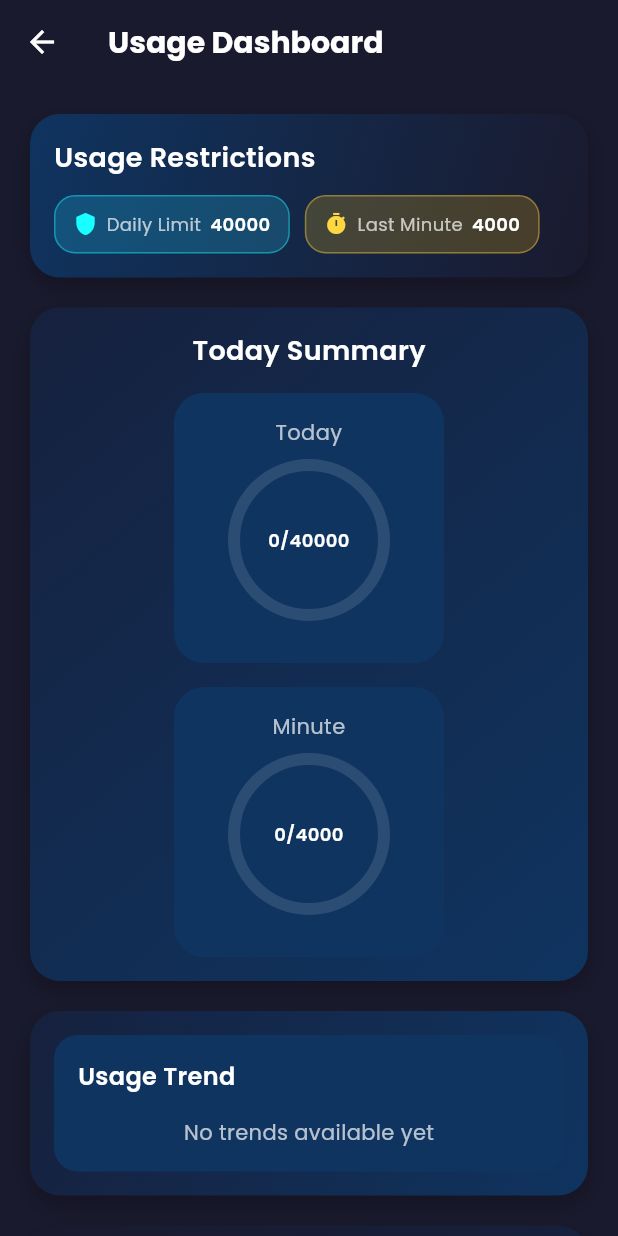
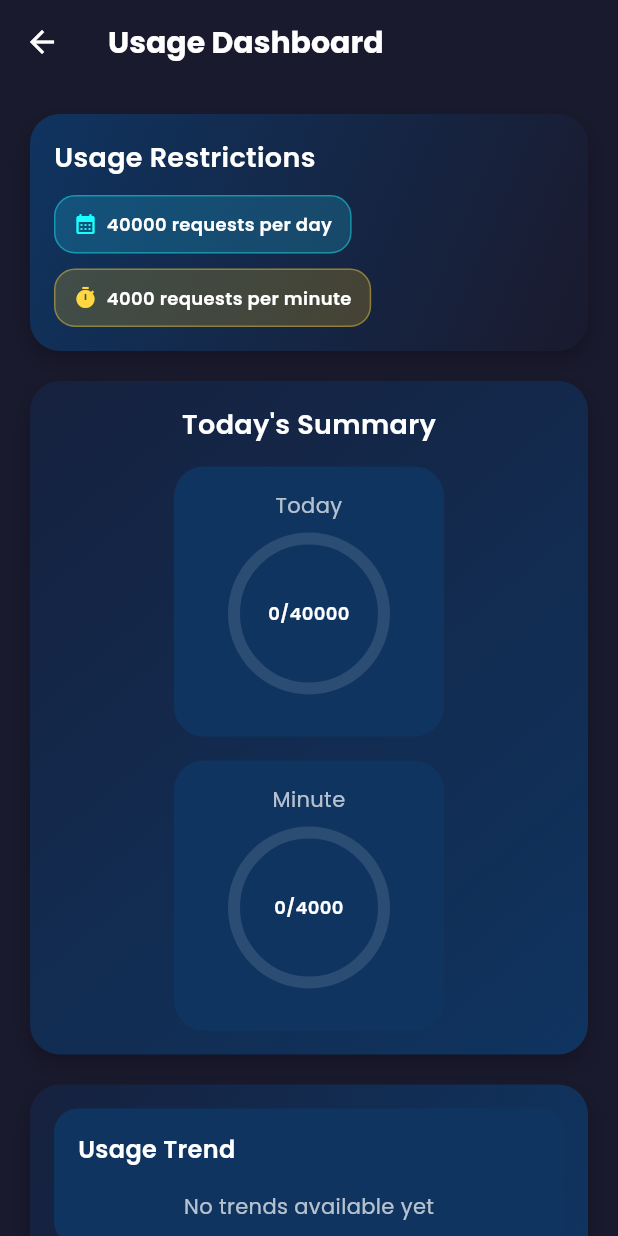
Before and after one commit to MohamedAlkindi/FlowAI, a Flutter app: the DashboardScreen screen opened directly, on a phone screen of 412 x 824 dp. Run offline on Flutter 3.47's test engine with Material 3 defaults, Android fonts, the phone set to English and light mode, and no system bars; our stand-ins replace device_info_plus, flutter_bloc, google_fonts, shared_preferences, supabase_flutter; accounts and stored records are empty.

Commit message:
general feature improvements

```diff
--- a/lib/l10n/arb/app_ar.arb
+++ b/lib/l10n/arb/app_ar.arb
@@ -96,9 +96,11 @@
   "today":"اليوم",
   "minute":"الدقيقة",
   "trend":"مؤشر الاستخدامات",
-  "recent_activity":"الاستخدامات الأخيرة",
-  "last_request_date":"تاريخ آخر استخدام",
-  "last_request_time":"توقيت آخر استخدام",
+  "recent_activity":"حالة الاستخدامات الأخيرة",
+  "last_request_date":"التاريخ",
+  "last_request_time":"التوقيت",
   "usage_restrictions":"قيود الاستخدام",
-  "usage_data":"لا توجد مؤشرات استخدام حالياً"
+  "usage_data":"لا توجد مؤشرات استخدام حالياً",
+  "per_day":"طلب في اليوم",
+  "per_minute":"طلب في الدقيقة"
 }
--- a/lib/l10n/arb/app_en.arb
+++ b/lib/l10n/arb/app_en.arb
@@ -89,16 +89,18 @@
   "language_arabic": "العربية",
   "settings_title":"Settings",
   "usage_dashboard": "Usage Dashboard",
-  "today_summary":"Today Summary",
+  "today_summary":"Today's Summary",
   "requests":"Total Requests",
   "daily_limit":"Daily Limit",
-  "last_minute":"Last Minute",
+  "last_minute":"Minute Limit",
   "today":"Today",
   "minute":"Minute",
   "trend":"Usage Trend",
-  "recent_activity":"Recent Activity",
-  "last_request_date":"Last Request Date",
-  "last_request_time":"Last Request Time",
+  "recent_activity":"Recent Activity Status",
+  "last_request_date":"Date",
+  "last_request_time":"Time",
   "usage_restrictions":"Usage Restrictions",
-  "usage_data":"No trends available yet"
+  "usage_data":"No trends available yet",
+  "per_day":"requests per day",
+  "per_minute":"requests per minute"
 }
--- a/lib/screens/dashboard/widgets/header_metrics.dart
+++ b/lib/screens/dashboard/widgets/header_metrics.dart
@@ -27,16 +27,16 @@ class HeaderMetrics extends StatelessWidget {
           runSpacing: 10,
           children: [
             MetricChip(
-              icon: Icons.shield,
-              label: AppLocalizations.of(context).t("daily_limit"),
-              value: '40000',
+              icon: Icons.calendar_month_rounded,
+              // label: AppLocalizations.of(context).t("daily_limit"),
+              value: '40000 ${AppLocalizations.of(context).t("per_day")}',
               color: Colors.cyanAccent,
               bg: const Color(0x3321D4FD),
             ),
             MetricChip(
               icon: Icons.timer,
-              label: AppLocalizations.of(context).t("last_minute"),
-              value: '4000',
+              // label: AppLocalizations.of(context).t("last_minute"),
+              value: '4000 ${AppLocalizations.of(context).t("per_minute")}',
               color: Colors.amberAccent,
               bg: const Color(0x33FFC107),
             ),
--- a/lib/screens/dashboard/widgets/metric_chip.dart
+++ b/lib/screens/dashboard/widgets/metric_chip.dart
@@ -3,7 +3,6 @@ import 'package:google_fonts/google_fonts.dart';
 
 class MetricChip extends StatelessWidget {
   final IconData icon;
-  final String label;
   final String value;
   final Color color;
   final Color bg;
@@ -11,7 +10,6 @@ class MetricChip extends StatelessWidget {
   const MetricChip({
     super.key,
     required this.icon,
-    required this.label,
     required this.value,
     required this.color,
     required this.bg,
@@ -31,14 +29,6 @@ class MetricChip extends StatelessWidget {
         children: [
           Icon(icon, color: color, size: 16),
           const SizedBox(width: 6),
-          Flexible(
-            child: Text(
-              label,
-              style: GoogleFonts.poppins(color: Colors.white70, fontSize: 12),
-              overflow: TextOverflow.ellipsis,
-            ),
-          ),
-          const SizedBox(width: 6),
           Text(
             value,
             style: GoogleFonts.poppins(
```
